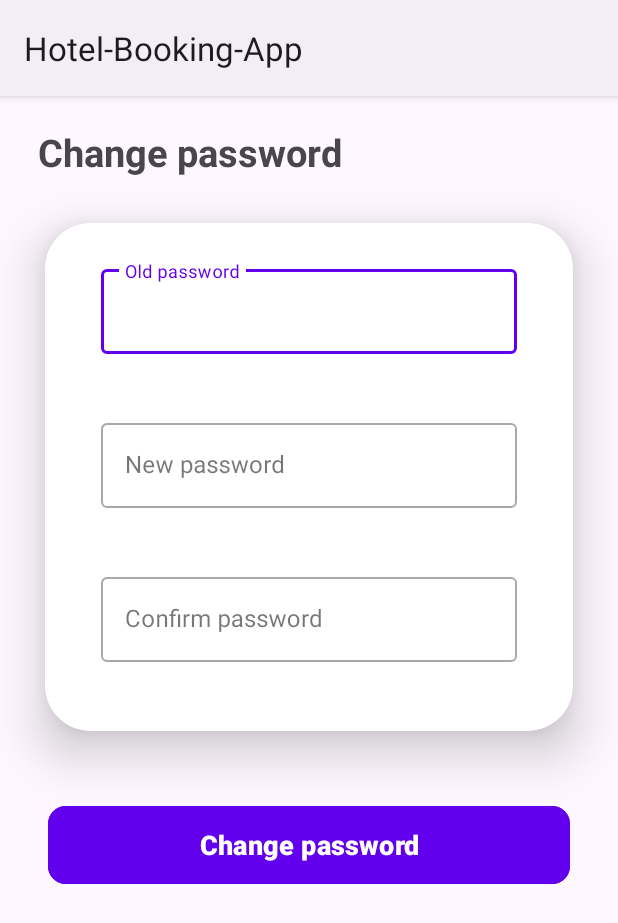
After one commit to NghiaHaNgoc/HotelBookingApp, an Android app: the fragment ChangePasswordFragment shown on its own in the app's theme, on a phone screen of 412 x 824 dp. The commit adds this screen. Shown: the top 923 px of the screen. Run offline under Robolectric (Android 15) with nearby library versions, the phone set to English and light mode, and no system bars.

Commit message:
coding func change password for customer

```diff
--- a/app/src/main/java/com/hotel/hotel_booking_app/service/AccountService.java
+++ b/app/src/main/java/com/hotel/hotel_booking_app/service/AccountService.java
@@ -19,4 +19,6 @@ public interface AccountService {
     Call<ApiResponse<User>> getProfile(@Header("Authorization") String authorization);
     @POST("user/profile")
     Call<ApiResponse<User>> updateProfile(@Header("Authorization") String authorization, @Body User input);
+    @POST("user/change-password")
+    Call<ApiResponse<User.FormChangePassword>> changePassword(@Header("Authorization") String authorization, @Body User.FormChangePassword input);
 }
--- a/app/src/main/java/com/hotel/hotel_booking_app/service/ApiService.java
+++ b/app/src/main/java/com/hotel/hotel_booking_app/service/ApiService.java
@@ -6,7 +6,6 @@ import com.google.gson.FieldNamingPolicy;
 import com.google.gson.Gson;
 import com.google.gson.GsonBuilder;
 import com.hotel.hotel_booking_app.R;
-import com.hotel.hotel_booking_app.model.Address;
 import com.hotel.hotel_booking_app.model.ApiResponse;
 import com.hotel.hotel_booking_app.model.Reservation;
 import com.hotel.hotel_booking_app.model.TypeRoom;
@@ -51,6 +50,10 @@ public class ApiService {
         return service.updateProfile(getAuthorization(), input);
     }
 
+    public Call<ApiResponse<User.FormChangePassword>> changePassword(User.FormChangePassword input) {
+        return service.changePassword(getAuthorization(), input);
+    }
+
     public Call<ApiResponse<ArrayList<TypeRoom>>> getListTypeRoom() {
         return service.getListTypeRoom();
     }
--- /dev/null
+++ b/app/src/main/java/com/hotel/hotel_booking_app/ui/profile/ChangePasswordFragment.java
@@ -0,0 +1,202 @@
+package com.hotel.hotel_booking_app.ui.profile;
+
+import android.app.AlertDialog;
+import android.os.Bundle;
+
+import androidx.fragment.app.Fragment;
+
+import android.text.Editable;
+import android.text.TextUtils;
+import android.text.TextWatcher;
+import android.view.LayoutInflater;
+import android.view.View;
+import android.view.ViewGroup;
+import android.widget.Toast;
+
+import com.hotel.hotel_booking_app.R;
+import com.hotel.hotel_booking_app.databinding.FragmentChangePasswordBinding;
+import com.hotel.hotel_booking_app.model.ApiResponse;
+import com.hotel.hotel_booking_app.model.User;
+import com.hotel.hotel_booking_app.service.ApiService;
+
+import java.util.Objects;
+
+import retrofit2.Call;
+import retrofit2.Callback;
+import retrofit2.Response;
+
+/**
+ * A simple {@link Fragment} subclass.
+ * Use the {@link ChangePasswordFragment#newInstance} factory method to
+ * create an instance of this fragment.
+ */
+public class ChangePasswordFragment extends Fragment {
+    private FragmentChangePasswordBinding binding;
+    private AlertDialog alertDialogLoading;
+
+
+    public ChangePasswordFragment() {
+        // Required empty public constructor
+    }
+
+    public static ChangePasswordFragment newInstance() {
+        ChangePasswordFragment fragment = new ChangePasswordFragment();
+        Bundle args = new Bundle();
+        fragment.setArguments(args);
+        return fragment;
+    }
+
+    @Override
+    public void onCreate(Bundle savedInstanceState) {
+        super.onCreate(savedInstanceState);
+    }
+
+    @Override
+    public View onCreateView(LayoutInflater inflater, ViewGroup container,
+                             Bundle savedInstanceState) {
+        binding = FragmentChangePasswordBinding.inflate(inflater, container, false);
+        alertDialogLoading = new AlertDialog.Builder(
+                getActivity(),
+                R.style.TransparentDialog
+        ).setView(R.layout.loading_progress).setCancelable(false).create();
+
+        binding.oldPassword.addTextChangedListener(new TextWatcher() {
+            @Override
+            public void beforeTextChanged(CharSequence charSequence, int i, int i1, int i2) {
+
+            }
+
+            @Override
+            public void onTextChanged(CharSequence charSequence, int i, int i1, int i2) {
+                binding.oldPasswordInputLayout.setError(null);
+            }
+
+            @Override
+            public void afterTextChanged(Editable editable) {
+
+            }
+        });
+
+        binding.newPassword.addTextChangedListener(new TextWatcher() {
+            @Override
+            public void beforeTextChanged(CharSequence charSequence, int i, int i1, int i2) {
+
+            }
+
+            @Override
+            public void onTextChanged(CharSequence charSequence, int i, int i1, int i2) {
+                binding.newPasswordInputLayout.setError(null);
+            }
+
+            @Override
+            public void afterTextChanged(Editable editable) {
+
+            }
+        });
+
+        binding.confirmPassword.addTextChangedListener(new TextWatcher() {
+            @Override
+            public void beforeTextChanged(CharSequence charSequence, int i, int i1, int i2) {
+
+            }
+
+            @Override
+            public void onTextChanged(CharSequence charSequence, int i, int i1, int i2) {
+                binding.confirmPasswordInputLayout.setError(null);
+            }
+
+            @Override
+            public void afterTextChanged(Editable editable) {
+
+            }
+        });
+
+        binding.btnChangePassword.setOnClickListener(v -> {
+            String oldPassword = Objects.requireNonNull(binding.oldPassword.getText()).toString();
+            String newPassword = Objects.requireNonNull(binding.newPassword.getText()).toString();
+            String confirmPassword = Objects.requireNonNull(binding.confirmPassword.getText()).toString();
+            boolean isValidForm = validateFormChangePassword(
+                    oldPassword,
+                    newPassword,
+                    confirmPassword
+            );
+            if (isValidForm) {
+                alertDialogLoading.show();
+                User.FormChangePassword formChangePassword = new User.FormChangePassword(
+                        oldPassword,
+                        newPassword
+                );
+                new ApiService(getContext()).changePassword(formChangePassword).enqueue(new Callback<ApiResponse<User.FormChangePassword>>() {
+                    @Override
+                    public void onResponse(Call<ApiResponse<User.FormChangePassword>> call, Response<ApiResponse<User.FormChangePassword>> response) {
+                        ApiResponse<User.FormChangePassword> res = response.body();
+                        if (res != null && res.status == 200) {
+                            Toast.makeText(getContext(),
+                                    getResources().getString(R.string.change_password_success),
+                                    Toast.LENGTH_SHORT).show();
+                            binding.oldPassword.setText(null);
+                            binding.newPassword.setText(null);
+                            binding.confirmPassword.setText(null);
+                        } else {
+                            // hiện api này chỉ có 1 case 400 là wrong old password !
+                            Toast.makeText(getContext(),
+                                    getResources().getString(R.string.wrong_old_password),
+                                    Toast.LENGTH_SHORT).show();
+                            binding.oldPasswordInputLayout.setError(getString(R.string.wrong_old_password));
+                        }
+                        alertDialogLoading.dismiss();
+                    }
+
+                    @Override
+                    public void onFailure(Call<ApiResponse<User.FormChangePassword>> call, Throwable throwable) {
+                        Toast.makeText(getContext(),
+                                getResources().getString(R.string.change_password_failed),
+                                Toast.LENGTH_SHORT).show();
+                        alertDialogLoading.dismiss();
+                    }
+                });
+            }
+        });
+        // Inflate the layout for this fragment
+        return binding.getRoot();
+    }
+
+    private boolean validateFormChangePassword(
+            String oldPassword,
+            String newPassword,
+            String confirmPassword
+    ) {
+        String messageErrorOldPassword = "";
+        String messageErrorNewPassword = "";
+        String messageErrorConfirmPassword = "";
+
+        // validate Old password
+        if (TextUtils.isEmpty(oldPassword)) {
+            messageErrorOldPassword = getString(R.string.old_password_required);
+        }
+        if (!messageErrorOldPassword.isEmpty()) {
+            binding.oldPasswordInputLayout.setError(messageErrorOldPassword);
+        }
+
+        // validate new password
+        if (TextUtils.isEmpty(newPassword)) {
+            messageErrorNewPassword = getString(R.string.new_password_required);
+        }
+        if (newPassword.length() < 6 && messageErrorNewPassword.isEmpty()) {
+            messageErrorNewPassword = getString(R.string.min_length_password);
+        }
+        if (!messageErrorNewPassword.isEmpty()) {
+            binding.newPasswordInputLayout.setError(messageErrorNewPassword);
+        }
+
+        // validate confirm password
+        if (!confirmPassword.equals(newPassword)) {
+            messageErrorConfirmPassword = getString(R.string.match_confirm_password);
+        }
+        if (!messageErrorConfirmPassword.isEmpty()) {
+            binding.confirmPasswordInputLayout.setError(messageErrorConfirmPassword);
+        }
+
+        return messageErrorOldPassword.isEmpty() && messageErrorNewPassword.isEmpty() && messageErrorConfirmPassword.isEmpty();
+    }
+}
--- /dev/null
+++ b/app/src/main/res/layout/fragment_change_password.xml
@@ -0,0 +1,108 @@
+<?xml version="1.0" encoding="utf-8"?>
+<LinearLayout
+    xmlns:android="http://schemas.android.com/apk/res/android"
+    xmlns:tools="http://schemas.android.com/tools"
+    android:layout_width="match_parent"
+    android:layout_height="match_parent"
+    android:layout_marginTop="20dp"
+    android:orientation="vertical"
+    xmlns:app="http://schemas.android.com/apk/res-auto"
+    tools:context=".ui.profile.ChangePasswordFragment">
+
+    <TextView
+        android:layout_width="wrap_content"
+        android:layout_height="wrap_content"
+        android:layout_marginStart="25dp"
+        android:text="@string/change_password"
+        android:textSize="25sp"
+        android:textStyle="bold" />
+
+    <androidx.cardview.widget.CardView
+        android:layout_width="match_parent"
+        android:layout_height="wrap_content"
+        android:layout_margin="30dp"
+        app:cardCornerRadius="30dp"
+        app:cardElevation="20dp">
+
+        <LinearLayout
+            android:layout_width="match_parent"
+            android:layout_height="wrap_content"
+            android:layout_gravity="center_horizontal"
+            android:orientation="vertical"
+            android:padding="15dp">
+
+            <com.google.android.material.textfield.TextInputLayout
+                android:id="@+id/oldPasswordInputLayout"
+                style="@style/Widget.MaterialComponents.TextInputLayout.OutlinedBox"
+                android:layout_width="match_parent"
+                android:layout_height="wrap_content"
+                android:layout_marginStart="22dp"
+                android:layout_marginTop="10dp"
+                android:layout_marginEnd="22dp"
+                android:layout_marginBottom="10dp"
+                app:boxStrokeErrorColor="@color/red"
+                app:errorEnabled="true">
+
+                <com.google.android.material.textfield.TextInputEditText
+                    android:id="@+id/oldPassword"
+                    android:layout_width="match_parent"
+                    android:layout_height="wrap_content"
+                    android:hint="@string/old_password"
+                    android:inputType="textPassword" />
+            </com.google.android.material.textfield.TextInputLayout>
+
+            <com.google.android.material.textfield.TextInputLayout
+                android:id="@+id/newPasswordInputLayout"
+                style="@style/Widget.MaterialComponents.TextInputLayout.OutlinedBox"
+                android:layout_width="match_parent"
+                android:layout_height="wrap_content"
+                android:layout_marginStart="22dp"
+                android:layout_marginTop="10dp"
+                android:layout_marginEnd="22dp"
+                android:layout_marginBottom="10dp"
+                app:boxStrokeErrorColor="@color/red"
+                app:errorEnabled="true">
+
+                <com.google.android.material.textfield.TextInputEditText
+                    android:id="@+id/newPassword"
+                    android:layout_width="match_parent"
+                    android:layout_height="wrap_content"
+                    android:hint="@string/new_password"
+                    android:inputType="textPassword" />
+            </com.google.android.material.textfield.TextInputLayout>
+
+            <com.google.android.material.textfield.TextInputLayout
+                android:id="@+id/confirmPasswordInputLayout"
+                style="@style/Widget.MaterialComponents.TextInputLayout.OutlinedBox"
+                android:layout_width="match_parent"
+                android:layout_height="wrap_content"
+                android:layout_marginStart="22dp"
+                android:layout_marginTop="10dp"
+                android:layout_marginEnd="22dp"
+                android:layout_marginBottom="10dp"
+                app:boxStrokeErrorColor="@color/red"
+                app:errorEnabled="true">
+
+                <com.google.android.material.textfield.TextInputEditText
+                    android:id="@+id/confirmPassword"
+                    android:layout_width="match_parent"
+                    android:layout_height="wrap_content"
+                    android:hint="@string/confirm_password"
+                    android:inputType="textPassword" />
+            </com.google.android.material.textfield.TextInputLayout>
+        </LinearLayout>
+    </androidx.cardview.widget.CardView>
+    <com.google.android.material.button.MaterialButton
+        android:id="@+id/btnChangePassword"
+        android:layout_width="match_parent"
+        android:layout_height="60dp"
+        android:layout_marginStart="32dp"
+        android:layout_marginTop="16dp"
+        android:layout_marginEnd="32dp"
+        android:text="@string/change_password"
+        android:textColor="#ffffff"
+        android:textSize="18sp"
+        android:textStyle="bold"
+        app:cornerRadius="12dp"
+        android:backgroundTint="@color/purple_500" />
+</LinearLayout>
--- a/app/src/main/res/menu/activity_main_drawer.xml
+++ b/app/src/main/res/menu/activity_main_drawer.xml
@@ -16,7 +16,7 @@
         <item
             android:id="@+id/nav_change_password"
             android:icon="@drawable/ic_change_password"
-            android:title="@string/change_password" />
+            android:title="@string/password" />
         <item
             android:id="@+id/nav_reservation_history"
             android:icon="@drawable/ic_menu_slideshow"
--- a/app/src/main/res/navigation/mobile_navigation.xml
+++ b/app/src/main/res/navigation/mobile_navigation.xml
@@ -21,6 +21,12 @@
             android:id="@+id/action_nav_profile_to_nav_home"
             app:destination="@id/nav_home" />
     </fragment>
+
+    <fragment
+        android:id="@+id/nav_change_password"
+        android:name="com.hotel.hotel_booking_app.ui.profile.ChangePasswordFragment"
+        android:label="@string/password"
+        tools:layout="@layout/fragment_change_password"/>
 
     <fragment
         android:id="@+id/nav_reservation_history"
--- a/app/src/main/res/values/strings.xml
+++ b/app/src/main/res/values/strings.xml
@@ -20,7 +20,9 @@
     <string name="account">Account</string>
     <string name="sign_in">Sign in</string>
     <string name="sign_up">Sign up</string>
+    <string name="login_no_account_question">Don\'t have an account?</string>
 
+    // update profile
     <string name="email">Email</string>
     <string name="phone">Phone</string>
     <string name="birthdate">Birthdate</string>
@@ -40,7 +42,18 @@
     <string name="update">Update</string>
     <string name="update_success">Update profile successfully !</string>
 
-    <string name="login_no_account_question">Don\'t have an account?</string>
+    // change password
+    <string name="old_password">Old password</string>
+    <string name="new_password">New password</string>
+    <string name="confirm_password">Confirm password</string>
+    <string name="old_password_required">Old password is required !</string>
+    <string name="new_password_required">New password is required !</string>
+    <string name="change_password_success">Change password successfully !</string>
+    <string name="change_password_failed">Change password failed !</string>
+    <string name="min_length_password">Password must be at least 6 characters !</string>
+    <string name="match_confirm_password">Confirm password must match new password !</string>
+    <string name="wrong_old_password">Wrong old password !</string>
+
     <string name="retry">Retry</string>
     <string name="ok">OK</string>
     <string name="sign_in_failed_alert_title">Sign in failed!</string>
```
Also changed, not shown: app/src/main/java/com/hotel/hotel_booking_app/model/Address.java (deleted, +0 -21 lines), app/src/main/java/com/hotel/hotel_booking_app/model/User.java (+10 -0 lines).
